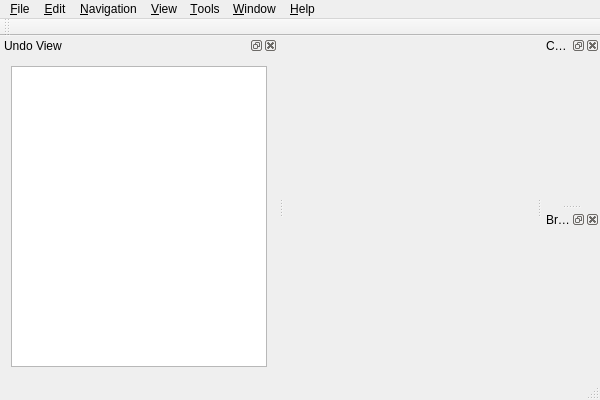
Before: the Qt Designer form branches/2.0.0/mainwindow.ui in nullx002/mugo, drawn with Qt 5.
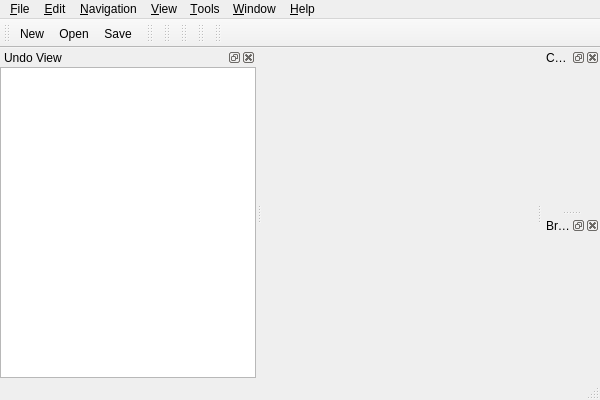
After: the same form once the commit is applied.

Commit message: implemented show/hide views and toolbars in window menu

```diff
--- a/branches/2.0.0/mainwindow.ui
+++ b/branches/2.0.0/mainwindow.ui
@@ -116,6 +116,9 @@
    <attribute name="toolBarBreak">
     <bool>false</bool>
    </attribute>
+   <addaction name="actionNew"/>
+   <addaction name="actionOpen"/>
+   <addaction name="actionSave"/>
   </widget>
   <widget class="QStatusBar" name="statusBar"/>
   <widget class="QDockWidget" name="commentDockWidget">
@@ -163,12 +166,70 @@
    </attribute>
    <widget class="QWidget" name="undoDockWidgetContents">
     <layout class="QHBoxLayout" name="horizontalLayout">
+     <property name="margin">
+      <number>0</number>
+     </property>
      <item>
       <widget class="QUndoView" name="undoView"/>
      </item>
     </layout>
    </widget>
   </widget>
+  <widget class="QToolBar" name="editToolBar">
+   <property name="windowTitle">
+    <string>Edit ToolBar</string>
+   </property>
+   <attribute name="toolBarArea">
+    <enum>TopToolBarArea</enum>
+   </attribute>
+   <attribute name="toolBarBreak">
+    <bool>false</bool>
+   </attribute>
+  </widget>
+  <widget class="QToolBar" name="navigationToolBar">
+   <property name="windowTitle">
+    <string>Navigation ToolBar</string>
+   </property>
+   <attribute name="toolBarArea">
+    <enum>TopToolBarArea</enum>
+   </attribute>
+   <attribute name="toolBarBreak">
+    <bool>false</bool>
+   </attribute>
+  </widget>
+  <widget class="QToolBar" name="viewToolBar">
+   <property name="windowTitle">
+    <string>View ToolBar</string>
+   </property>
+   <attribute name="toolBarArea">
+    <enum>TopToolBarArea</enum>
+   </attribute>
+   <attribute name="toolBarBreak">
+    <bool>false</bool>
+   </attribute>
+  </widget>
+  <widget class="QToolBar" name="collectionToolBar">
+   <property name="windowTitle">
+    <string>Collection ToolBar</string>
+   </property>
+   <attribute name="toolBarArea">
+    <enum>TopToolBarArea</enum>
+   </attribute>
+   <attribute name="toolBarBreak">
+    <bool>false</bool>
+   </attribute>
+  </widget>
+  <widget class="QToolBar" name="playToolBar">
+   <property name="windowTitle">
+    <string>Play ToolBar</string>
+   </property>
+   <attribute name="toolBarArea">
+    <enum>TopToolBarArea</enum>
+   </attribute>
+   <attribute name="toolBarBreak">
+    <bool>false</bool>
+   </attribute>
+  </widget>
   <action name="actionNew">
    <property name="text">
     <string>&amp;New</string>
```
Left out of the diff: 438 changed lines with no effect on the pictures. The commit also changes 1 other file.
